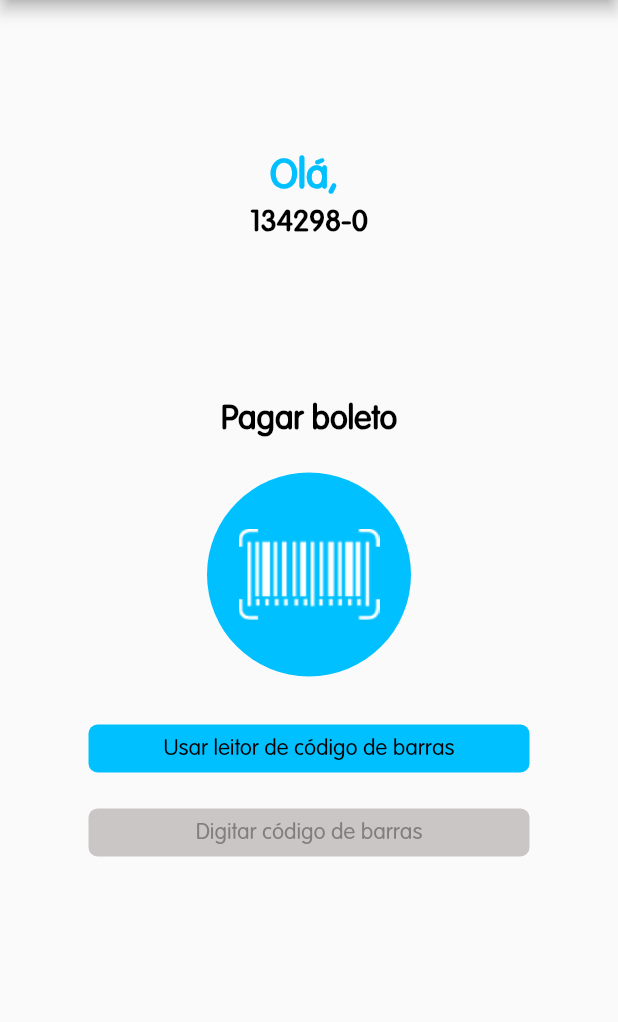
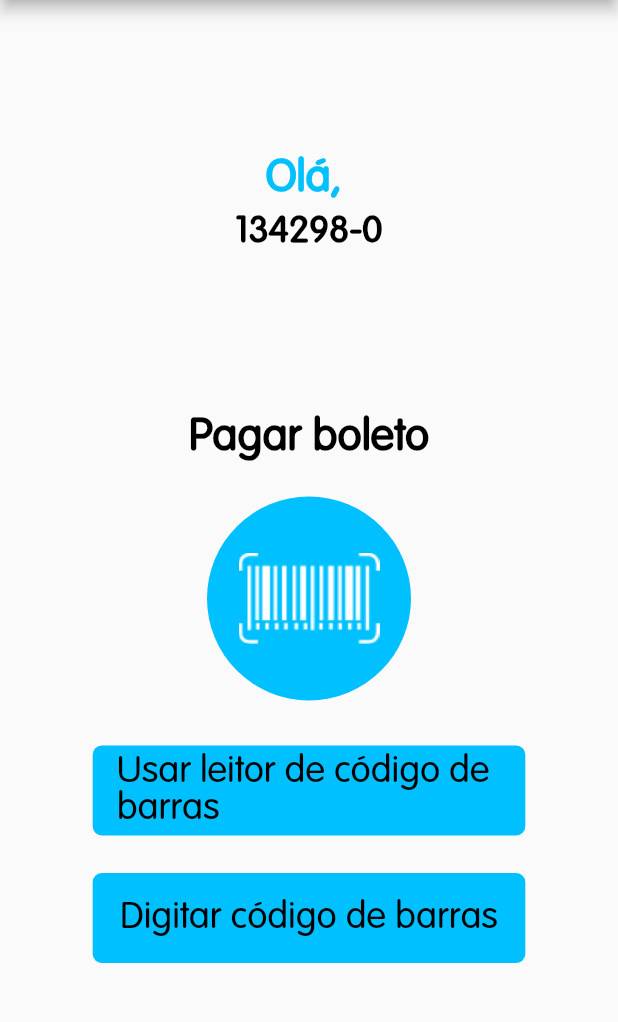
Before and after one commit to ifdtech-develop/gb_pay_mobile, a Flutter app: the PaymentPage screen opened directly with empty values, on a phone screen of 412 x 824 dp, the part 84-1106 px from its top. Run offline on Flutter 3.47's test engine with Material 2 defaults, Android fonts, the light colour scheme and no system bars; our stand-ins replace dartz, equatable, flutter_bloc, flutter_svg, freezed_annotation, get_it and 3 more; missing offline and left inert: base32, device_information, easy_mask, flutter_barcode_scanner, macadress_gen, ootp and 2 more; accounts and stored records are empty.

Commit message:
ajustes layout

```diff
--- a/lib/src/features/payment/pages/payment_screen.dart
+++ b/lib/src/features/payment/pages/payment_screen.dart
@@ -59,7 +59,7 @@ class _PaymentPageState extends State<PaymentPage> {
                   'Olá, ' + widget.user.name.split(" ")[0],
                   style: TextStyle(
                     color: ColorsProject.blueWhite,
-                    fontSize: 27,
+                    fontSize: 30.0,
                     fontWeight: FontWeight.bold,
                   ),
                 ),
@@ -83,7 +83,7 @@ class _PaymentPageState extends State<PaymentPage> {
         PaymentScreenText.code,
         style: TextStyle(
           color: Colors.black,
-          fontSize: 20,
+          fontSize: 25.0,
           fontWeight: FontWeight.bold,
         ),
       ),
@@ -100,7 +100,7 @@ class _PaymentPageState extends State<PaymentPage> {
         PaymentScreenText.payment,
         style: TextStyle(
           color: Colors.black,
-          fontSize: 22,
+          fontSize: 30.0,
           fontWeight: FontWeight.bold,
         ),
       ),
@@ -122,9 +122,12 @@ class _PaymentPageState extends State<PaymentPage> {
   Widget _buttonUseCodeBar(BuildContext context) {
     return Padding(
       padding: const EdgeInsets.only(
-        top: 24.0,
-        bottom: 8.0,
+        top: 30.0,
+        bottom: 25.0,
       ),
+      child: SizedBox(
+        height: 60.0,
+        width: MediaQuery.of(context).size.width * 0.7,
         child: ElevatedButton(
           onPressed: () {
             scanCodeBar();
@@ -133,19 +136,16 @@ class _PaymentPageState extends State<PaymentPage> {
             shape: RoundedRectangleBorder(
               borderRadius: BorderRadius.circular(6.0),
             ),
-          minimumSize: Size(
-            294.0,
-            32.0,
-          ),
             primary: ColorsProject.blueWhite,
             elevation: 0,
           ),
-        child: Text(
+          child: const Text(
             PaymentScreenText.useReaderCode,
             style: TextStyle(
               color: Colors.black,
-            fontSize: 15,
+              fontSize: 25.0,
               fontWeight: FontWeight.normal,
+            ),
           ),
         ),
       ),
@@ -153,7 +153,10 @@ class _PaymentPageState extends State<PaymentPage> {
   }
 
   Widget _buttonEnterCodeBar(BuildContext context) {
-    return ElevatedButton(
+    return SizedBox(
+      height: 60.0,
+      width: MediaQuery.of(context).size.width * 0.7,
+      child: ElevatedButton(
         onPressed: () {
           Navigator.pushNamed(context, AppRouteNames.codeBarPage);
         },
@@ -161,19 +164,16 @@ class _PaymentPageState extends State<PaymentPage> {
           shape: RoundedRectangleBorder(
             borderRadius: BorderRadius.circular(6.0),
           ),
-        minimumSize: Size(
-          294.0,
-          32.0,
-        ),
-        primary: ColorsProject.whiteSilverLow,
+          primary: ColorsProject.blueWhite,
           elevation: 0,
         ),
-      child: Text(
+        child: const Text(
           PaymentScreenText.enterCode,
           style: TextStyle(
-          color: ColorsProject.whiteSilver,
-          fontSize: 15,
+            color: Colors.black,
+            fontSize: 25.0,
             fontWeight: FontWeight.normal,
+          ),
         ),
       ),
     );
```
Lines whose indentation alone changed are shown as unchanged.
